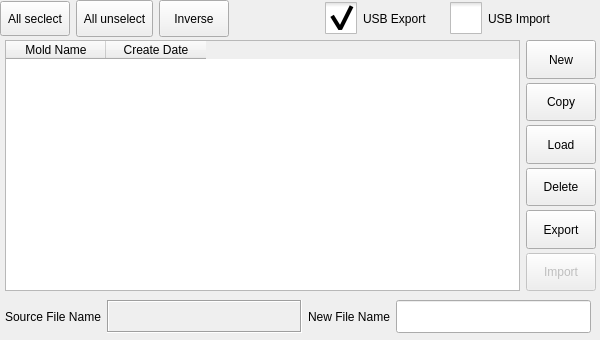
First picture: the form in function_settings/moldinformation.ui, repository GaussCheng/2-5AxisPunch, before the edit.
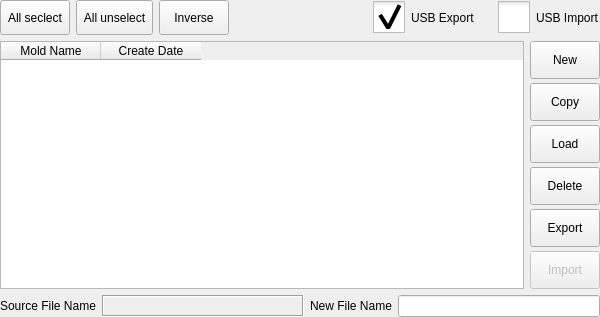
Second picture: the form after the edit. Icons and pictures are not drawn. Custom widgets are drawn as their Qt base class.

```diff
--- a/function_settings/moldinformation.ui
+++ b/function_settings/moldinformation.ui
@@ -7,7 +7,7 @@
     <x>0</x>
     <y>0</y>
     <width>600</width>
-    <height>340</height>
+    <height>317</height>
    </rect>
   </property>
   <property name="windowTitle">
@@ -44,15 +44,20 @@
   <property name="frameShadow">
    <enum>QFrame::Plain</enum>
   </property>
-  <widget class="QWidget" name="layoutWidget1">
-   <property name="geometry">
-    <rect>
-     <x>0</x>
-     <y>0</y>
-     <width>552</width>
-     <height>37</height>
-    </rect>
+  <layout class="QVBoxLayout" name="verticalLayout_2">
+   <property name="leftMargin">
+    <number>0</number>
    </property>
+   <property name="topMargin">
+    <number>0</number>
+   </property>
+   <property name="rightMargin">
+    <number>0</number>
+   </property>
+   <property name="bottomMargin">
+    <number>0</number>
+   </property>
+   <item>
    <layout class="QHBoxLayout" name="horizontalLayout_3">
     <item>
      <widget class="QToolButton" name="allToolButton">
@@ -205,21 +210,13 @@
      </widget>
     </item>
    </layout>
-  </widget>
-  <widget class="QWidget" name="layoutWidget2">
-   <property name="geometry">
-    <rect>
-     <x>5</x>
-     <y>40</y>
-     <width>591</width>
-     <height>251</height>
-    </rect>
-   </property>
+   </item>
+   <item>
    <layout class="QHBoxLayout" name="horizontalLayout">
     <item>
      <widget class="ICTableWidget" name="informationTableWidget">
       <property name="sizePolicy">
-       <sizepolicy hsizetype="Expanding" vsizetype="Preferred">
+        <sizepolicy hsizetype="Expanding" vsizetype="Expanding">
         <horstretch>0</horstretch>
         <verstretch>0</verstretch>
        </sizepolicy>
@@ -376,16 +373,8 @@
      </layout>
     </item>
    </layout>
-  </widget>
-  <widget class="QWidget" name="layoutWidget3">
-   <property name="geometry">
-    <rect>
-     <x>5</x>
-     <y>300</y>
-     <width>586</width>
-     <height>33</height>
-    </rect>
-   </property>
+   </item>
+   <item>
    <layout class="QHBoxLayout" name="horizontalLayout_2">
     <item>
      <widget class="QLabel" name="label">
@@ -461,19 +450,20 @@
      </widget>
     </item>
    </layout>
-  </widget>
+   </item>
+  </layout>
  </widget>
  <customwidgets>
-  <customwidget>
-   <class>ICTableWidget</class>
-   <extends>QTableWidget</extends>
-   <header>ictablewidget.h</header>
-  </customwidget>
   <customwidget>
    <class>ICLineEditWithVirtualKeyboard</class>
    <extends>QLineEdit</extends>
    <header>iclineeditwithvirtualkeyboard.h</header>
   </customwidget>
+  <customwidget>
+   <class>ICTableWidget</class>
+   <extends>QTableWidget</extends>
+   <header>ictablewidget.h</header>
+  </customwidget>
  </customwidgets>
  <resources/>
  <connections/>
```
Lines whose indentation alone changed are shown as unchanged.
